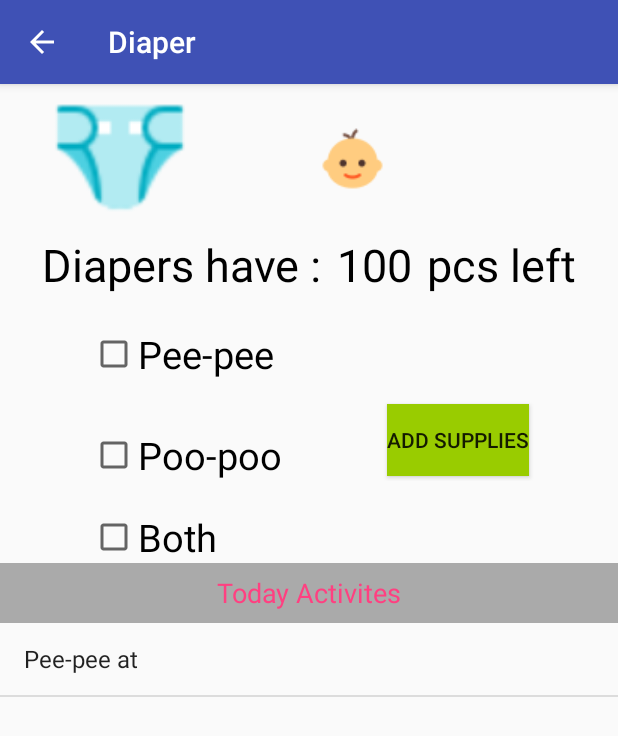
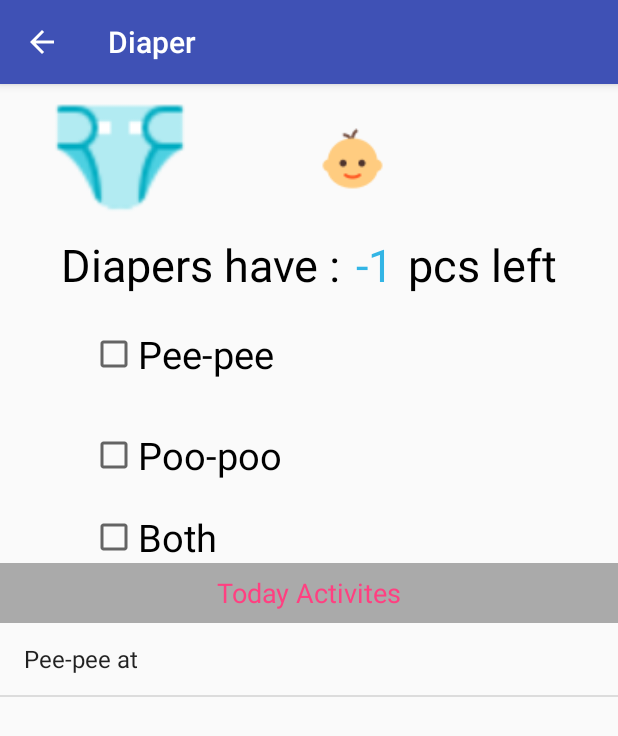
Before and after one commit to loanvo/Android-BabyActivities, an Android app: the DiaperActivity screen opened directly, with no data from a screen before it, after a tap on "Pee-pee", on a phone screen of 412 x 824 dp. Shown: the top 736 px of the screen. Run offline under Robolectric (Android 15) with nearby library versions, the phone set to English and light mode, and no system bars; 1 statement that could not run was skipped.

Commit message:
implement supplies - baby activity - feed activity - diaper activity

```diff
--- a/app/src/main/java/cs175/babysactivities/DBHelper.java
+++ b/app/src/main/java/cs175/babysactivities/DBHelper.java
@@ -339,6 +339,37 @@ public class DBHelper extends SQLiteOpenHelper{
         db.close();
     }
 
+    public Supplies getSupplies(){
+        Supplies supplies = new Supplies();
+        String query = "SELECT * FROM " + TABLE_SUPPLY;
+        SQLiteDatabase db = this.getWritableDatabase();
+        Cursor cursor = db.rawQuery(query, null);
+        if(cursor != null){
+            if(cursor.moveToFirst()){
+                supplies.setDiaper(Integer.parseInt(cursor.getString(0)));
+                supplies.setFormula(Integer.parseInt(cursor.getString(1)));
+                supplies.setDate(cursor.getString(2));
+            }
+        }
+        return supplies;
+    }
+
+    public void updateSupply(int formula, int diaper, String d){
+         DateTime date = new DateTime();
+         String dateTime = date.toString(DateTimeFormat.shortDateTime());
+         SQLiteDatabase db = this.getWritableDatabase();
+         String update = "UPDATE " + TABLE_SUPPLY + " SET " + KEY_FORMULA + " = " + formula
+                 + ", " + KEY_DIAPER + " = " + diaper + ", " + KEY_DATE + " = '" + dateTime
+                 + "' WHERE " + KEY_DATE + " = '" + d + "'";
+         db.execSQL(update);
+         /*ContentValues values = new ContentValues();
+         values.put(KEY_DIAPER, diaper);
+         values.put(KEY_FORMULA, formula);
+         values.put(KEY_DATE, dateTime);
+         db.update(TABLE_SUPPLY, values, null, null);  */
+
+    }
+
     public void insertDiaper(String type, String name){
         SQLiteDatabase db = this.getWritableDatabase();
         ContentValues values = new ContentValues();
--- a/app/src/main/java/cs175/babysactivities/DiaperActivity.java
+++ b/app/src/main/java/cs175/babysactivities/DiaperActivity.java
@@ -41,6 +41,13 @@ public class DiaperActivity extends AppCompatActivity implements View.OnClickLis
     private ArrayAdapter<String> previoud_arrayAdapter;
     private LinearLayout layout;
 
+    Supplies supplies;
+    boolean addedSupply = false;
+    private int leftDiaper;
+    private int leftFormula;
+    private String dateSupply;
+    private TextView diaperView;
+
     @Override
     protected void onCreate(Bundle savedInstanceState) {
         super.onCreate(savedInstanceState);
@@ -49,6 +56,8 @@ public class DiaperActivity extends AppCompatActivity implements View.OnClickLis
         dbHelper = new DBHelper(this);
         diaperLogs = new ArrayList<>();
         activityLog = new ActivityLog();
+        supplies = new Supplies();
+
         nameView = (TextView) findViewById(R.id.name_view);
         pooBox = (CheckBox) findViewById(R.id.poo);
         peeBox = (CheckBox) findViewById(R.id.pee);
@@ -63,6 +72,19 @@ public class DiaperActivity extends AppCompatActivity implements View.OnClickLis
         pooBox.setOnClickListener(this);
         peeBox.setOnClickListener(this);
         bothBox.setOnClickListener(this);
+        supplies = getLeftOver();
+        diaperView = (TextView) findViewById(R.id.diaper_view);
+        diaperView.setText(String.valueOf(supplies.getDiaper()));
+
+    }
+
+    public Supplies getLeftOver(){
+        //implement supply inventory
+        Supplies supplies = dbHelper.getSupplies();
+        if(supplies != null){
+            addedSupply = true;
+        }
+        return supplies;
     }
 
     @Override
@@ -72,6 +94,12 @@ public class DiaperActivity extends AppCompatActivity implements View.OnClickLis
                 if(pooBox.isChecked()){
                     dbHelper.insertDiaper("poo", name);
 
+                    if (addedSupply == true){
+                        supplies = getLeftOver();
+                        leftDiaper = supplies.getDiaper();
+                        dbHelper.updateSupply(supplies.getFormula(), leftDiaper-1, supplies.getDate());
+                        diaperView.setText(String.valueOf(leftDiaper-1));
+                    }
                     current = activityLog.getCurrentTime();
                     logTime = activityLog.splitTime(current);
                     logDate = activityLog.splitDate(current);
@@ -90,7 +118,14 @@ public class DiaperActivity extends AppCompatActivity implements View.OnClickLis
             case R.id.pee:
                 if(peeBox.isChecked()){
                     dbHelper.insertDiaper("pee", name);
-
+                    if (addedSupply == true){
+                        supplies = getLeftOver();
+                        leftDiaper = supplies.getDiaper();
+                        dbHelper.updateSupply(supplies.getFormula(), leftDiaper-1, supplies.getDate());
+                        diaperView.setText(String.valueOf(leftDiaper-1));
+                    }else{
+                        diaperView.setText("N/A");
+                    }
                     current = activityLog.getCurrentTime();
                     logTime = activityLog.splitTime(current);
                     logDate = activityLog.splitDate(current);
@@ -109,7 +144,12 @@ public class DiaperActivity extends AppCompatActivity implements View.OnClickLis
             case R.id.both:
                 if(bothBox.isChecked()){
                     dbHelper.insertDiaper("both", name);
-
+                    if (addedSupply == true){
+                        supplies = getLeftOver();
+                        leftDiaper = supplies.getDiaper();
+                        dbHelper.updateSupply(supplies.getFormula(), leftDiaper-1, supplies.getDate());
+                        diaperView.setText(String.valueOf(leftDiaper-1));
+                    }
                     current = activityLog.getCurrentTime();
                     logTime = activityLog.splitTime(current);
                     logDate = activityLog.splitDate(current);
--- a/app/src/main/java/cs175/babysactivities/Supplies.java
+++ b/app/src/main/java/cs175/babysactivities/Supplies.java
@@ -7,6 +7,15 @@ package cs175.babysactivities;
 public class Supplies {
     private int diaper;
     private int formula;
+    private String  date;
+
+    public void setDate(String date) {
+        this.date = date;
+    }
+
+    public String getDate() {
+        return date;
+    }
 
     public void setDiaper(int diaper){
         this.diaper = diaper;
--- a/app/src/main/res/layout/activity_baby_activities.xml
+++ b/app/src/main/res/layout/activity_baby_activities.xml
@@ -105,7 +105,7 @@
                 android:layout_marginLeft="10dp"/>
 
         </LinearLayout>
-        <TextView
+ <!--       <TextView
             android:layout_width="match_parent"
             android:layout_height="40dp"
             android:text="All Activities:"
@@ -114,7 +114,7 @@
             android:background="#99ccff"
             android:textAlignment="center"
             android:gravity="center"
-            android:id="@+id/title"/>
+            android:id="@+id/title"/>-->
         <ScrollView
             android:layout_width="match_parent"
             android:layout_height="400dp">
--- a/app/src/main/res/layout/activity_diaper.xml
+++ b/app/src/main/res/layout/activity_diaper.xml
@@ -49,10 +49,12 @@
         <TextView
             android:layout_width="wrap_content"
             android:layout_height="50dp"
-            android:text="100"
+            android:id="@+id/diaper_view"
+            android:text="N/A"
             android:textSize="30sp"
-            android:textColor="@android:color/black"
-            android:layout_marginLeft="10dp"/>
+            android:textColor="@android:color/holo_blue_light"
+            android:layout_marginLeft="10dp"
+            />
         <TextView
             android:layout_width="wrap_content"
             android:layout_height="50dp"
@@ -86,14 +88,14 @@
         android:text="Poo-poo"
         android:textSize="25sp"
         android:layout_marginTop="20dp"/>
-    <Button
+ <!--   <Button
         android:id="@+id/button"
         android:layout_width="wrap_content"
         android:layout_height="wrap_content"
         android:text="Add Supplies"
         android:layout_gravity="center"
         android:background="@android:color/holo_green_light"
-       android:layout_marginLeft="70dp"/>
+       android:layout_marginLeft="70dp"/> -->
 
 
 </LinearLayout>
--- a/app/src/main/res/layout/activity_feeding.xml
+++ b/app/src/main/res/layout/activity_feeding.xml
@@ -123,7 +123,7 @@
                 android:layout_gravity="center"
                 android:layout_marginVertical="@dimen/fab_margin"
                 android:gravity="center"
-                android:text="0"
+                android:text="n/a"
                 android:textAlignment="center"
                 android:textColor="@android:color/black"
                 android:textSize="30dp"
@@ -134,7 +134,7 @@
                 android:layout_gravity="center"
                 android:layout_marginVertical="5dp"
                 android:gravity="center"
-                android:text="oz left"
+                android:text="gr left"
                 android:textAlignment="center"
                 android:textColor="@android:color/black"
                 android:textSize="30dp"
```
Also changed, not shown: app/src/main/java/cs175/babysactivities/BabyActivities.java (+36 -7 lines), app/src/main/java/cs175/babysactivities/CustomMusicAdapter.java (added, +68 -0 lines), app/src/main/java/cs175/babysactivities/FeedingActivity.java (+30 -0 lines), app/src/main/java/cs175/babysactivities/Music.java (added, +31 -0 lines), app/src/main/res/layout/new_supply.xml (+5 -4 lines), app/src/main/res/layout/song_list.xml (added, +10 -0 lines), app/src/main/res/layout/song_view.xml (added, +19 -0 lines).
